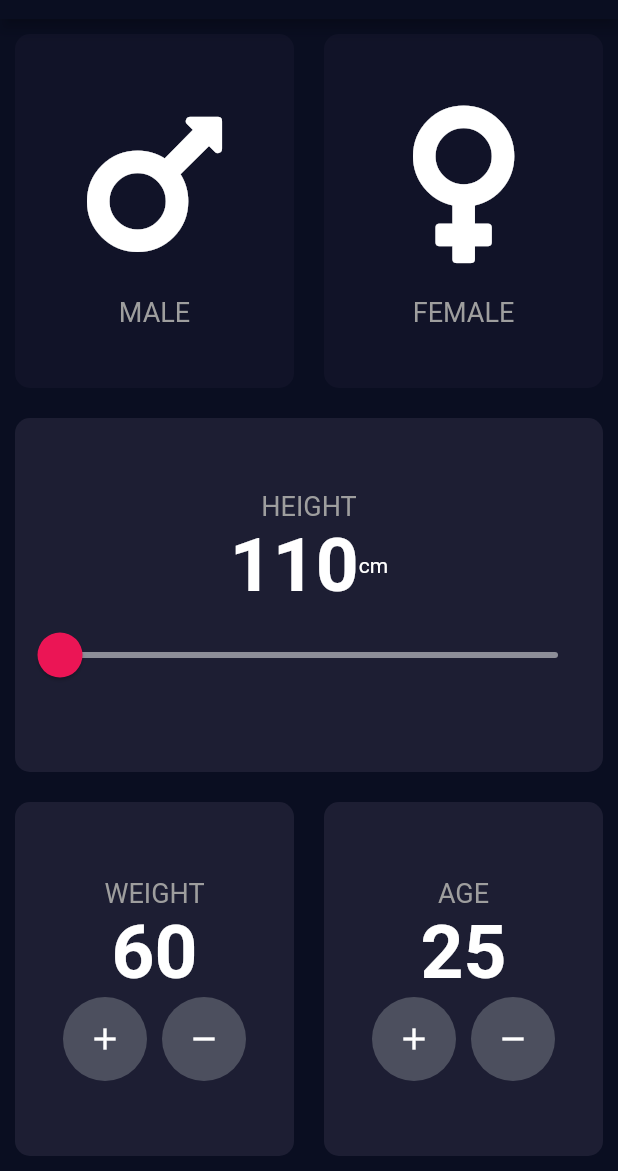
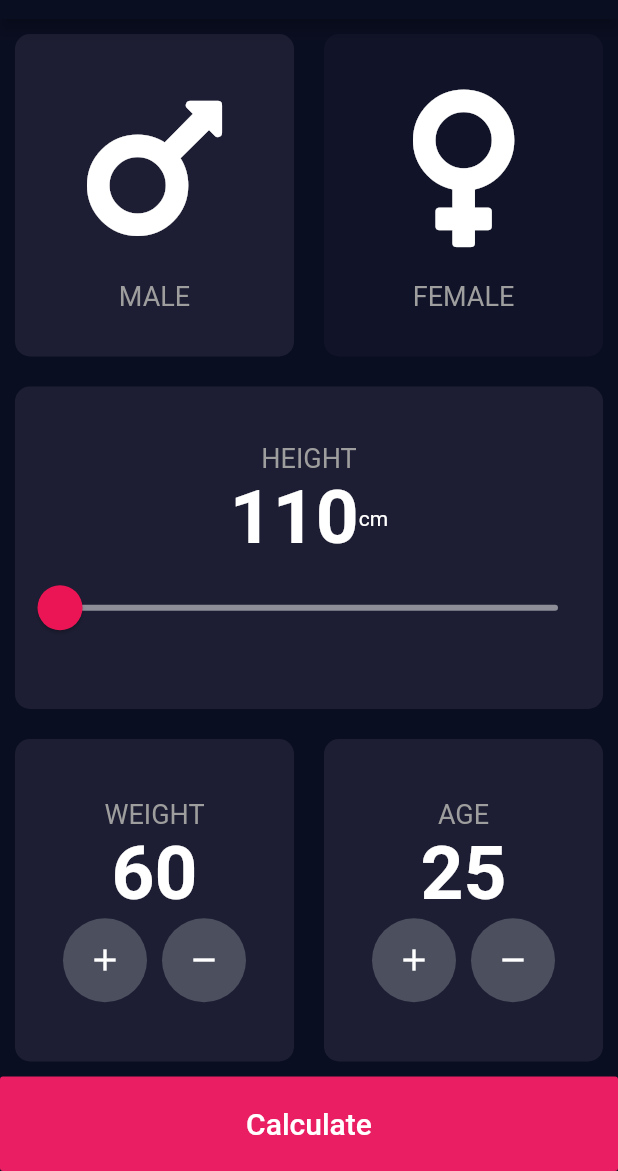
Before and after one commit to feload/flutter_bootcamp, a Flutter app: the screen it shows after launch, on a phone screen of 412 x 824 dp, the part 65-1236 px from its top. Run offline on Flutter 3.47's test engine with Material 2 defaults, Android fonts, the phone set to English and light mode, and no system bars; our stand-ins replace audioplayers, font_awesome_flutter, rflutter_alert; missing offline and left inert: dart:ffi.

Commit message:
Finish BMI calculation

```diff
--- /dev/null
+++ b/bmi-calculator-flutter/lib/calculator_args.dart
@@ -0,0 +1,10 @@
+import 'constants.dart';
+
+class CalculatorArgs {
+  final Gender gender;
+  final int height;
+  final int weight;
+  final int age;
+
+  CalculatorArgs({this.gender, this.age, this.weight, this.height});
+}
--- a/bmi-calculator-flutter/lib/constants.dart
+++ b/bmi-calculator-flutter/lib/constants.dart
@@ -9,3 +9,9 @@ enum Gender {
   male,
   female
 }
+
+enum Result {
+  overweight,
+  normal,
+  underweight
+}
--- a/bmi-calculator-flutter/lib/input_page.dart
+++ b/bmi-calculator-flutter/lib/input_page.dart
@@ -1,10 +1,12 @@
 import 'dart:ffi';
 
+import 'package:bmi_calculator/calculator_args.dart';
 import 'package:bmi_calculator/icon_content.dart';
 import 'package:bmi_calculator/reusable_card.dart';
 import 'package:bmi_calculator/round_icon_button.dart';
 import 'package:flutter/material.dart';
 import 'package:font_awesome_flutter/font_awesome_flutter.dart';
+import 'constants.dart';
 import 'constants.dart';
 import 'counter_card.dart';
 
@@ -15,14 +17,16 @@ class InputPage extends StatefulWidget {
 
 class _InputPageState extends State<InputPage> {
 
-  Color maleColor = inactiveColor;
+  Color maleColor = activeColor;
   Color femaleColor = inactiveColor;
+  Gender currentGender = Gender.male;
   int heightValue = 110;
   int weight = 60;
   int age = 25;
 
   void updateGenderColor(Gender gender){
     setState(() {
+      currentGender = gender;
       if (gender == Gender.male){
         maleColor = activeColor;
         femaleColor = inactiveColor;
@@ -157,6 +161,26 @@ class _InputPageState extends State<InputPage> {
                 ],
               ),
             ),
+            Row(
+              children: <Widget>[
+                Expanded(
+                  child: FlatButton(
+                    padding: EdgeInsets.all(20.0),
+                    color: Colors.pink,
+                    textColor: Colors.white,
+                    child: Text("Calculate", style: TextStyle(fontSize: 20.0),),
+                    onPressed: (){
+                      Navigator.pushNamed(context, '/results', arguments: CalculatorArgs(
+                        age: age,
+                        gender: currentGender,
+                        weight: weight,
+                        height: heightValue
+                      ));
+                    },
+                  )
+                )
+              ],
+            )
           ],
         )
     );
--- a/bmi-calculator-flutter/lib/main.dart
+++ b/bmi-calculator-flutter/lib/main.dart
@@ -1,5 +1,7 @@
 import 'package:bmi_calculator/input_page.dart';
+import 'package:bmi_calculator/results_page.dart';
 import 'package:flutter/material.dart';
+import 'input_page.dart';
 
 void main() => runApp(BMICalculator());
 
@@ -13,7 +15,11 @@ class BMICalculator extends StatelessWidget {
         accentColor: Colors.purple,
         textTheme: TextTheme(body1: TextStyle(color: Colors.white))
       ),
-      home: InputPage(),
+      initialRoute: '/',
+      routes: {
+        '/': (context) => InputPage(),
+        '/results': (context) => ResultsPage()
+      },
     );
   }
 }
```
Also changed, not shown: bmi-calculator-flutter/lib/calculator_brain.dart (added, +34 -0 lines), bmi-calculator-flutter/lib/results_page.dart (added, +54 -0 lines), 14 other files.
